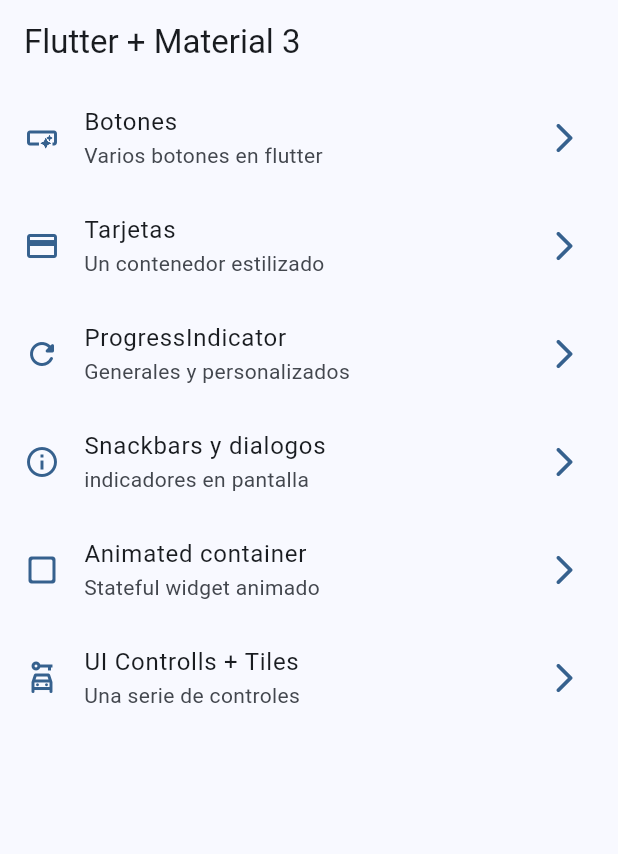
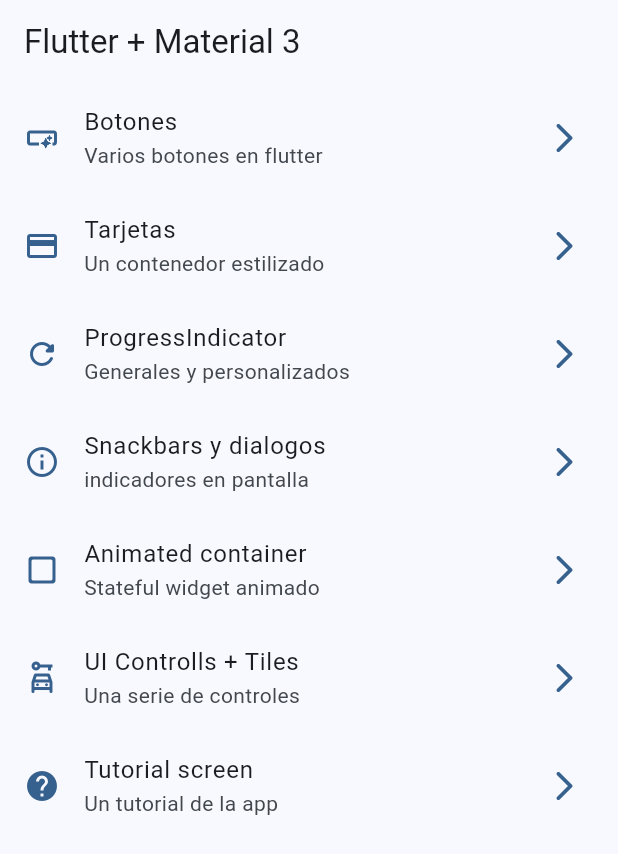
Before and after one commit to carloschamorrohn/widgets_app, a Flutter app: the screen it shows after launch, on a phone screen of 412 x 824 dp. Shown: the top 854 px of the screen. Run offline on Flutter 3.47's test engine with Material 3 defaults, Android fonts, the phone set to English and light mode, and no system bars; our stand-ins replace go_router.

Commit message:
tutorial screen added

```diff
--- a/lib/config/menu/menu_items.dart
+++ b/lib/config/menu/menu_items.dart
@@ -51,4 +51,10 @@ const appMenuItems = <MenuItem>[
     link: '/ui-controlls',
     icon: Icons.car_rental_outlined,
   ),
+  MenuItem(
+    title: 'Tutorial screen',
+    subtitle: 'Un tutorial de la app',
+    link: '/tutorial',
+    icon: Icons.help,
+  ),
 ];
--- a/lib/config/router/app_router.dart
+++ b/lib/config/router/app_router.dart
@@ -43,5 +43,10 @@ final appRouter = GoRouter(
       name: UiControlsScreen.name,
       builder: (context, state) => const UiControlsScreen(),
     ),
+    GoRoute(
+      path: '/tutorial',
+      name: AppTutorialScreen.name,
+      builder: (context, state) => const AppTutorialScreen(),
+    ),
   ],
 );
--- a/pubspec.yaml
+++ b/pubspec.yaml
@@ -18,3 +18,6 @@ dev_dependencies:
 
 flutter:
   uses-material-design: true
+
+assets:
+  - assets/images/
```
